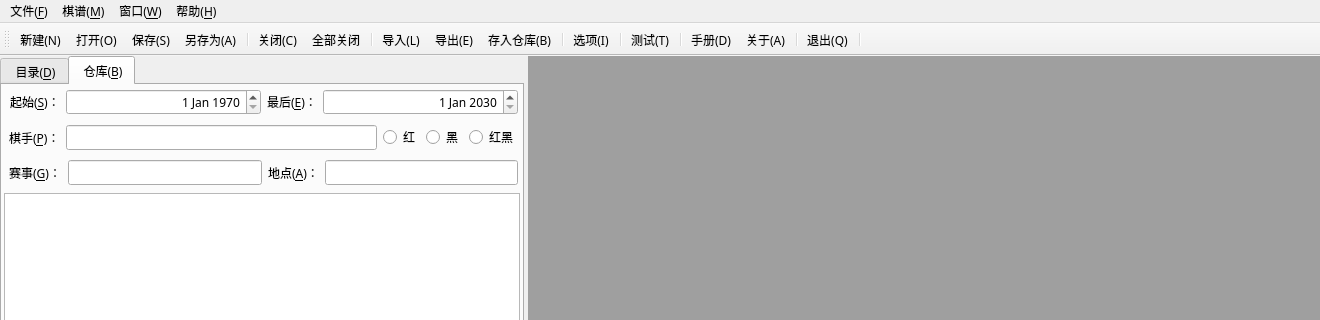
Above: src/mainwindow.ui from hbsxcjp/cchess_qt before the change; both pictures show x 0 to 1320 and y 0 to 320 of the 1320 by 750 pixel window. Below: the same form after it.
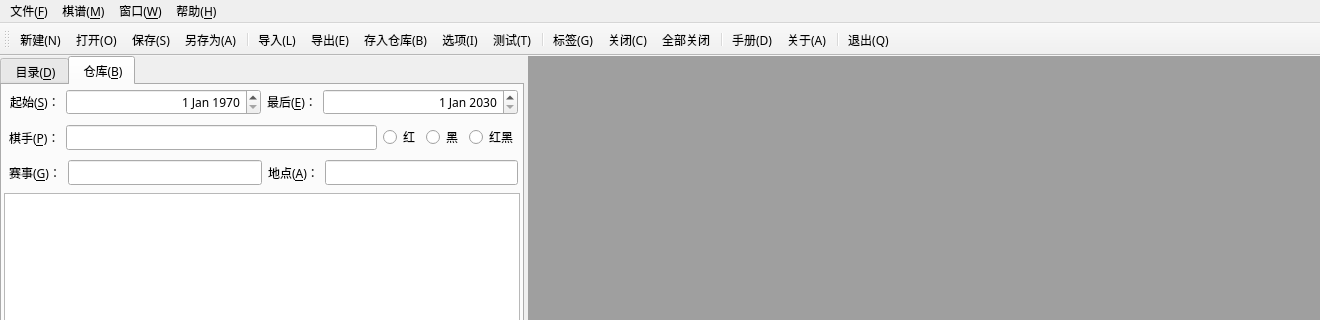
That is the form after the change. Icons and pictures are not drawn.

```diff
--- a/src/mainwindow.ui
+++ b/src/mainwindow.ui
@@ -872,22 +872,20 @@
    <addaction name="actSave"/>
    <addaction name="actSaveAs"/>
    <addaction name="separator"/>
-   <addaction name="actClose"/>
-   <addaction name="actCloseAll"/>
-   <addaction name="separator"/>
    <addaction name="actImportFile"/>
    <addaction name="actExportFile"/>
    <addaction name="actSaveDatabase"/>
-   <addaction name="separator"/>
    <addaction name="actOption"/>
-   <addaction name="separator"/>
    <addaction name="actTest"/>
    <addaction name="separator"/>
+   <addaction name="actTabShowWindow"/>
+   <addaction name="actClose"/>
+   <addaction name="actCloseAll"/>
+   <addaction name="separator"/>
    <addaction name="actHelpDoc"/>
    <addaction name="actAbout"/>
    <addaction name="separator"/>
    <addaction name="actExit"/>
-   <addaction name="separator"/>
   </widget>
   <action name="actNew">
    <property name="icon">
@@ -1197,6 +1195,24 @@
     <string>Ctrl+Alt+S</string>
    </property>
   </action>
+  <action name="actTabShowWindow">
+   <property name="checkable">
+    <bool>true</bool>
+   </property>
+   <property name="icon">
+    <iconset resource="../res.qrc">
+     <normaloff>:/res/toggle.svg</normaloff>:/res/toggle.svg</iconset>
+   </property>
+   <property name="text">
+    <string>标签(&amp;G)</string>
+   </property>
+   <property name="toolTip">
+    <string>标签页显示窗口</string>
+   </property>
+   <property name="shortcut">
+    <string>Ctrl+Shift+G</string>
+   </property>
+  </action>
  </widget>
  <tabstops>
   <tabstop>navTabWidget</tabstop>
```
Left out of the diff: 26 changed lines with no effect on the pictures.
